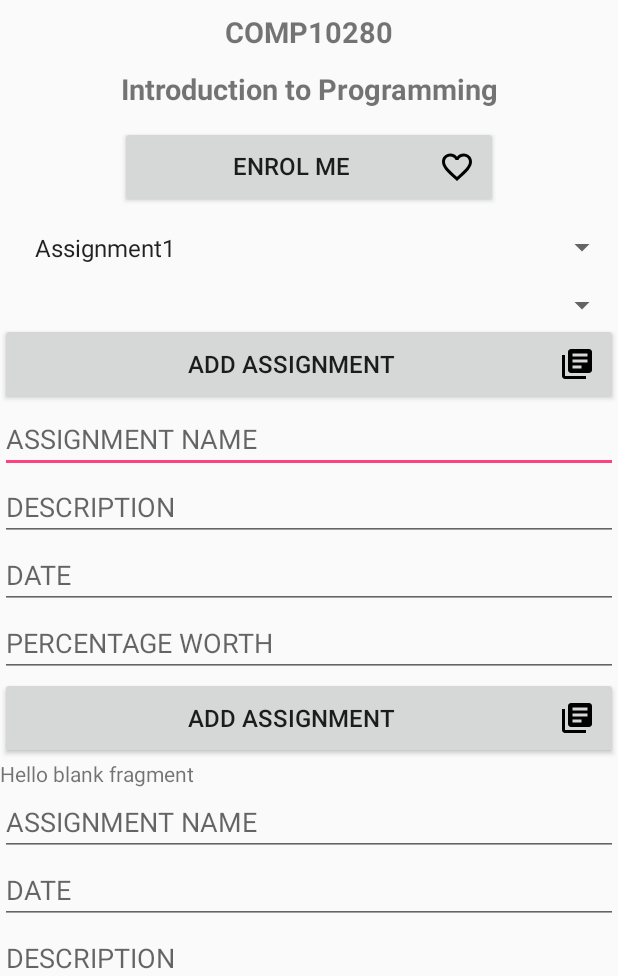
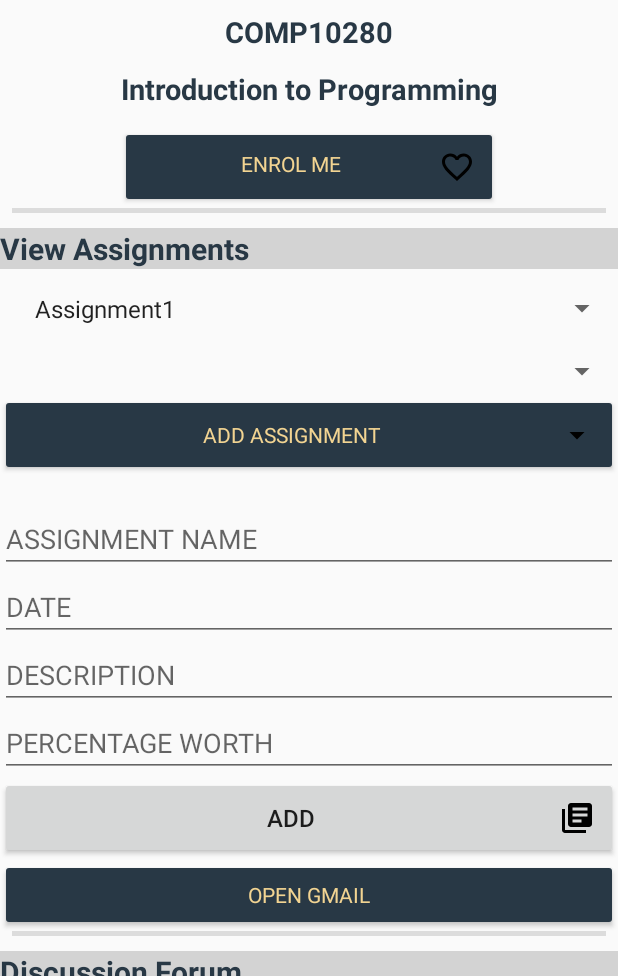
Before and after one commit to FoolsJester/AndroidApp2018, an Android app: the Courses screen opened directly, with no data from a screen before it, after a tap on "ADD ASSIGNMENT", on a phone screen of 412 x 824 dp, the part 260-1236 px from its top. Run offline under Robolectric (Android 15) with nearby library versions, the phone set to English and light mode, and no system bars.

Commit message:
fragment removes on click

```diff
--- a/app/src/main/java/com/example/hp/androidproject/AddAssignment_Fragment.java
+++ b/app/src/main/java/com/example/hp/androidproject/AddAssignment_Fragment.java
@@ -72,10 +72,10 @@ public class AddAssignment_Fragment extends Fragment {
                     ((Courses) act).testing(name, dueData, description, percentWorth);
                 }
 
-                Toast.makeText(getActivity(), "assignment is added", Toast.LENGTH_LONG).show();
-                if (act instanceof Courses) {
-                    ((Courses) act).loadAssignmentData();
-                }
+//                Toast.makeText(getActivity(), "assignment is added", Toast.LENGTH_LONG).show();
+//                if (act instanceof Courses) {
+//                    ((Courses) act).loadAssignmentData();
+//                }
 
             }
         });
--- a/app/src/main/java/com/example/hp/androidproject/Courses.java
+++ b/app/src/main/java/com/example/hp/androidproject/Courses.java
@@ -39,7 +39,7 @@ public class Courses extends AppCompatActivity  {
     EditText _txtname, _txtduedate, _txtdescription, _txtpercentworth;
     Spinner spinner;
     private Button topic1, topic2, topic3;
-//    private Spinner spin;
+
 
 
 
@@ -57,7 +57,7 @@ public class Courses extends AppCompatActivity  {
         abdt.setDrawerIndicatorEnabled(true);
         dl.addDrawerListener(abdt);
         abdt.syncState();
-//        addListenerOnSpinnerItemSelection();
+
 
 
         // initialising variables for assignment form and forum links
@@ -72,9 +72,7 @@ public class Courses extends AppCompatActivity  {
         topic3 = (Button)findViewById(R.id.topic3);
         addAssignmentFrag = (Button)findViewById(R.id.assignmentFragButton);
         openGmail = (Button)findViewById(R.id.openGmail);
-
         spinner = (Spinner) findViewById(R.id.spinner);
-//        spin = (Spinner) findViewById(R.id.spin);
         loadAssignmentData();
 
 
@@ -99,24 +97,6 @@ public class Courses extends AppCompatActivity  {
                     Toast.makeText(getApplicationContext(), "Gmail App is not installed",Toast.LENGTH_SHORT).show();
             }
         });
-
-
-        // event to add values from form into database when assignment button is clicked
-        assignmentButton.setOnClickListener(new View.OnClickListener() {
-            @Override
-            public void onClick(View view) {
-                db = openHelper.getWritableDatabase();
-                String name = _txtname.getText().toString();
-                String dueData = _txtduedate.getText().toString();
-                String description = _txtdescription.getText().toString();
-                Integer percentWorth = Integer.valueOf(_txtpercentworth.getText().toString());
-                insertData(name, dueData, description, percentWorth);
-                Toast.makeText(getApplicationContext(), "assignment is added", Toast.LENGTH_LONG).show();
-                loadAssignmentData();
-            }
-        });
-
-
 
         // tutorials for creating form with database: https://www.youtube.com/watch?v=B2avB5tmTMM
         // https://techsupportnep.com/programming/android/android-login-and-register-with-sqlite-database.html
@@ -164,17 +144,6 @@ public class Courses extends AppCompatActivity  {
             }
         });
 
-//        spin.setOnItemSelectedListener(new AdapterView.OnItemSelectedListener() {
-//            @Override
-//            public void onItemSelected(AdapterView<?> parent, View view, int position, long id) {
-//                openActivityAssignments();
-//            }
-//
-//            @Override
-//            public void onNothingSelected(AdapterView<?> parent) {
-//
-//            }
-//        });
 
         Button enrol = (Button) findViewById(R.id.enrolButton);
         enrol.setOnClickListener(new View.OnClickListener() {
@@ -215,10 +184,7 @@ public class Courses extends AppCompatActivity  {
         loadAssignmentData();
     }
 
-//    private void addListenerOnSpinnerItemSelection() {
-//        spin = (Spinner) findViewById(R.id.spin);
-//        spin.setOnItemSelectedListener(new CustomOnItemSelectedListener());
-//    }
+
 
 
     // intents to open new activities
@@ -290,14 +256,19 @@ public class Courses extends AppCompatActivity  {
     }
 
     public void ChangeFragment(View view){
-//        Fragment AssignFragment = new Fragment();
-//        Fragment fragment = AssignFragment;
-        AddAssignment_Fragment fragment = new AddAssignment_Fragment();
         FragmentManager fm = getSupportFragmentManager();
         FragmentTransaction ft = fm.beginTransaction();
-//        ft.replace(R.id.fragment_container, fragment);
-        ft.replace(R.id.your_placeholder, fragment);
-//        ft.add(R.id.fragment_container, fragment);
+        AddAssignment_Fragment fragment = (AddAssignment_Fragment) fm.findFragmentByTag("tag");
+        if(fragment == null) {
+            fragment = new AddAssignment_Fragment();
+            ft.add(R.id.placeholder, fragment, "tag");
+            ft.setTransition(FragmentTransaction.TRANSIT_FRAGMENT_OPEN);
+
+        } else {  // already added
+
+            ft.remove(fragment);
+            ft.setTransition(FragmentTransaction.TRANSIT_FRAGMENT_CLOSE);
+        }
         ft.commit();
     }
 
--- /dev/null
+++ b/app/src/main/res/drawable/ic_arrow_drop_down_black_24dp.xml
@@ -0,0 +1,9 @@
+<vector xmlns:android="http://schemas.android.com/apk/res/android"
+        android:width="24dp"
+        android:height="24dp"
+        android:viewportWidth="24.0"
+        android:viewportHeight="24.0">
+    <path
+        android:fillColor="#FF000000"
+        android:pathData="M7,10l5,5 5,-5z"/>
+</vector>
--- a/app/src/main/res/layout/activity_courses.xml
+++ b/app/src/main/res/layout/activity_courses.xml
@@ -54,7 +54,8 @@
                     android:textSize="19sp"
                     android:textStyle="bold"
                     app:fontFamily="sans-serif"
-                    tools:text="COMP10280" />
+                    android:textColor="#283845"
+                    />
 
                 <TextView
                     android:id="@+id/textViewCourseName"
@@ -67,9 +68,10 @@
                     android:textSize="19sp"
                     android:textStyle="bold"
                     app:fontFamily="sans-serif"
-                    tools:text="Introduction to Programming" />
+                    tools:text="Introduction to Programming"
+                    android:textColor="#283845"/>
 
-                <Button
+                <android.support.v7.widget.AppCompatButton
                     android:id="@+id/enrolButton"
                     android:layout_width="252dp"
                     android:layout_height="wrap_content"
@@ -78,116 +80,141 @@
                     android:gravity="center_horizontal"
                     android:padding="15dp"
                     android:text="Enrol Me"
-                    android:textSize="16sp" />
+                    app:fontFamily="sans-serif"
+                    android:tint="#E8B4BC"
+                    android:textColor="#F2D492"
+                    app:backgroundTint="#283845"/>
                 <!-- button tutorial: https://abhiandroid.com/ui/button-->
+                <View
+                    android:id="@+id/divider1"
+                    android:layout_width="match_parent"
+                    android:layout_height="3dp"
+                    android:layout_marginBottom="10dp"
+                    android:layout_marginEnd="8dp"
+                    android:layout_marginStart="8dp"
+                    android:textColor="#283845"
+                    android:background="?android:attr/listDivider"
+                    android:visibility="visible"
+                    app:layout_constraintBottom_toBottomOf="parent"
+                    app:layout_constraintEnd_toEndOf="parent"
+                    app:layout_constraintStart_toStartOf="parent"
+                    />
 
+                <TextView
+                    android:id="@+id/ViewAssignments"
+                    android:layout_width="match_parent"
+                    android:layout_height="wrap_content"
+                    android:background="#d3d3d3"
+                    android:text="View Assignments"
+                    android:textAlignment="textStart"
+                    android:textSize="20sp"
+                    android:textStyle="bold"
+                    app:fontFamily="sans-serif"
+                    android:textColor="#283845"/>
                 <android.support.v7.widget.AppCompatSpinner
                     android:id="@+id/spin"
                     android:layout_width="match_parent"
                     android:layout_height="wrap_content"
                     android:entries="@array/assignment_names"
                     android:padding="15dp"
-                    android:textSize="20sp">
+                    android:textSize="20sp"
+                    app:fontFamily="sans-serif">
 
                 </android.support.v7.widget.AppCompatSpinner>
                 <!-- Spinner tutorial: https://www.youtube.com/watch?v=NoSri0OSOaA-->
 
 
-                <Spinner
+                <android.support.v7.widget.AppCompatSpinner
                     android:id="@+id/spinner"
-                    android:layout_width="fill_parent"
-                    android:layout_height="wrap_content" />
+                    android:layout_width="match_parent"
+                    android:layout_height="wrap_content"
+                    app:fontFamily="sans-serif"
+                    android:textColor="#283845"
+                    android:padding="15dp"
+                    android:textSize="20sp">
+                </android.support.v7.widget.AppCompatSpinner>
 
 
 
 
-                <Button
+                <android.support.v7.widget.AppCompatButton
                     android:id="@+id/assignmentFragButton"
                     android:layout_width="match_parent"
                     android:layout_height="wrap_content"
-                    android:drawableEnd="@drawable/ic_library_books_black_24dp"
+                    android:drawableEnd="@drawable/ic_arrow_drop_down_black_24dp"
                     android:padding="15dp"
                     android:text="Add Assignment"
-                    android:textSize="16sp" />
-
-                <EditText
-                    android:id="@+id/txtname"
-                    android:layout_width="match_parent"
-                    android:layout_height="wrap_content"
-                    android:ems="10"
-                    android:hint="ASSIGNMENT NAME"
-                    android:inputType="textPersonName" />
-
-                <EditText
-                    android:id="@+id/txtdescription"
-                    android:layout_width="match_parent"
-                    android:layout_height="wrap_content"
-                    android:ems="10"
-                    android:hint="DESCRIPTION"
-                    android:inputType="textPersonName" />
-
-                <EditText
-                    android:id="@+id/txtduedate"
-                    android:layout_width="match_parent"
-                    android:layout_height="wrap_content"
-                    android:ems="10"
-                    android:hint="DATE"
-                    android:inputType="textPersonName" />
-
-                <EditText
-                    android:id="@+id/txtpercentworth"
-                    android:layout_width="match_parent"
-                    android:layout_height="wrap_content"
-                    android:ems="10"
-                    android:hint="PERCENTAGE WORTH"
-                    android:inputType="number" />
-
-                <Button
-                    android:id="@+id/assignmentButton"
-                    android:layout_width="match_parent"
-                    android:layout_height="wrap_content"
-                    android:drawableEnd="@drawable/ic_library_books_black_24dp"
-                    android:padding="15dp"
-                    android:text="Add Assignment"
-                    android:textSize="16sp" />
-                <!--<fragment-->
-                    <!--android:name="com.example.hp.androidproject.FragmentOne"-->
-                    <!--android:layout_width="match_parent"-->
-                    <!--android:layout_height="400dp"-->
-                    <!--android:id="@+id/fragment_container"-->
-                    <!--android:visibility="gone">-->
-
-                <!--</fragment>-->
+                    app:fontFamily="sans-serif"
+                    android:textColor="#F2D492"
+                    app:backgroundTint="#283845"/>
 
                 <FrameLayout
-                    android:id="@+id/your_placeholder"
+                    android:id="@+id/placeholder"
                     android:layout_width="match_parent"
                     android:layout_height="match_parent">
                 </FrameLayout>
 
-                <Button
+                <android.support.v7.widget.AppCompatButton
                     android:id="@+id/openGmail"
                     android:layout_width="match_parent"
                     android:layout_height="wrap_content"
-                    android:text="open gmail" />
+                    android:text="open gmail"
+                    app:fontFamily="sans-serif"
+                    android:textColor="#F2D492"
+                    app:backgroundTint="#283845"/>
 
-                <Button
+                <View
+                    android:id="@+id/divider2"
+                    android:layout_width="match_parent"
+                    android:layout_height="3dp"
+                    android:layout_marginBottom="10dp"
+                    android:layout_marginEnd="8dp"
+                    android:layout_marginStart="8dp"
+                    android:background="?android:attr/listDivider"
+                    android:visibility="visible"
+                    app:layout_constraintBottom_toBottomOf="parent"
+                    app:layout_constraintEnd_toEndOf="parent"
+                    app:layout_constraintStart_toStartOf="parent"
+                    android:textColor="#283845"/>
+
+                <TextView
+                    android:id="@+id/DiscussionForum"
+                    android:layout_width="match_parent"
+                    android:layout_height="wrap_content"
+                    android:background="#d3d3d3"
+                    android:text="Discussion Forum"
+                    android:textAlignment="textStart"
+                    android:textSize="20sp"
+                    android:textStyle="bold"
+                    app:fontFamily="sans-serif"
+                    android:textColor="#283845"/>
+
+                <android.support.v7.widget.AppCompatButton
                     android:id="@+id/topic1"
                     android:layout_width="match_parent"
                     android:layout_height="wrap_content"
-                    android:text="Topic One" />
+                    android:text="Topic One"
+                    app:fontFamily="sans-serif"
+                    android:textColor="#F2D492"
+                    app:backgroundTint="#283845"/>
 
-                <Button
+                <android.support.v7.widget.AppCompatButton
                     android:id="@+id/topic2"
                     android:layout_width="match_parent"
                     android:layout_height="wrap_content"
-                    android:text="Topic Two" />
+                    android:text="Topic Two"
+                    app:fontFamily="sans-serif"
+                    android:textColor="#F2D492"
+                    app:backgroundTint="#283845"/>
 
-                <Button
+                <android.support.v7.widget.AppCompatButton
                     android:id="@+id/topic3"
                     android:layout_width="match_parent"
                     android:layout_height="wrap_content"
-                    android:text="Topic Three" />
+                    android:text="Topic Three"
+                    app:fontFamily="sans-serif"
+                    android:textColor="#F2D492"
+                    app:backgroundTint="#283845"/>
 
 
 
--- a/app/src/main/res/layout/fragment_add_assignment_.xml
+++ b/app/src/main/res/layout/fragment_add_assignment_.xml
@@ -10,7 +10,6 @@
     <TextView
         android:layout_width="match_parent"
         android:layout_height="wrap_content"
-        android:text="@string/hello_blank_fragment"
         tools:background="@android:color/holo_red_light" />
 
     <EditText
@@ -52,7 +51,7 @@
         android:layout_height="wrap_content"
         android:drawableEnd="@drawable/ic_library_books_black_24dp"
         android:padding="15dp"
-        android:text="Add Assignment"
+        android:text="Add"
         android:textSize="16sp" />
 
 </LinearLayout>
```
